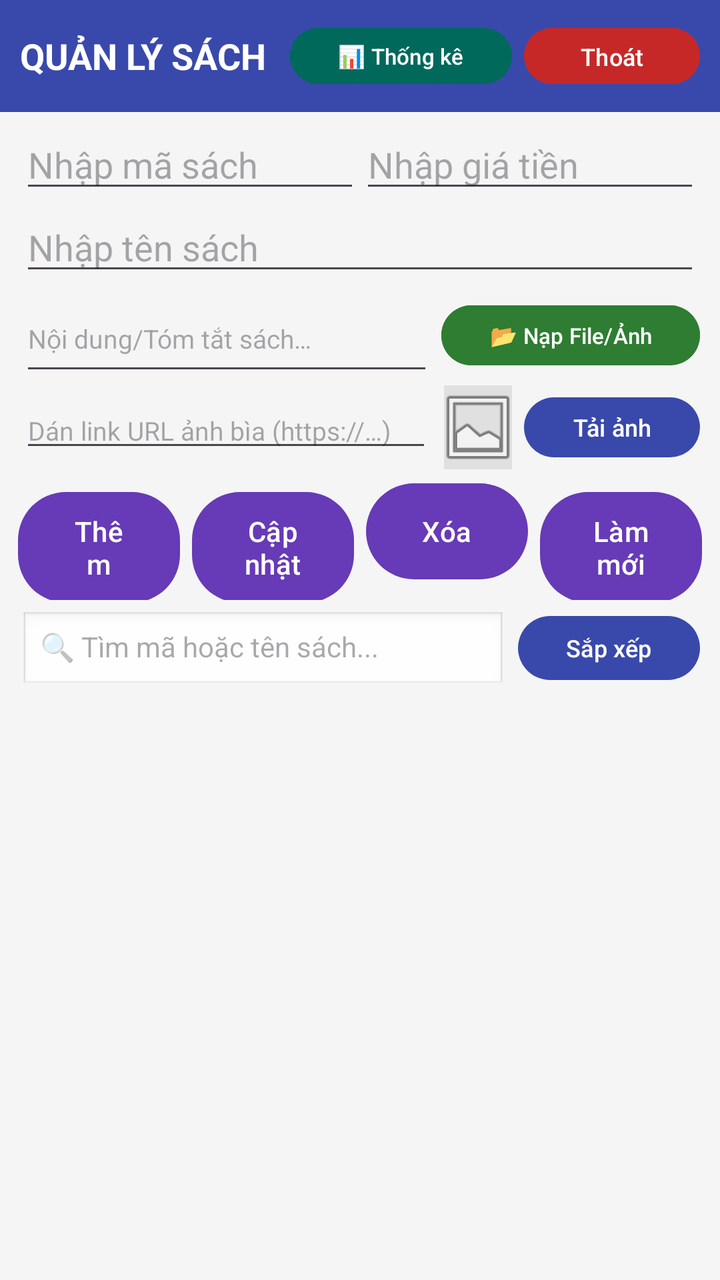
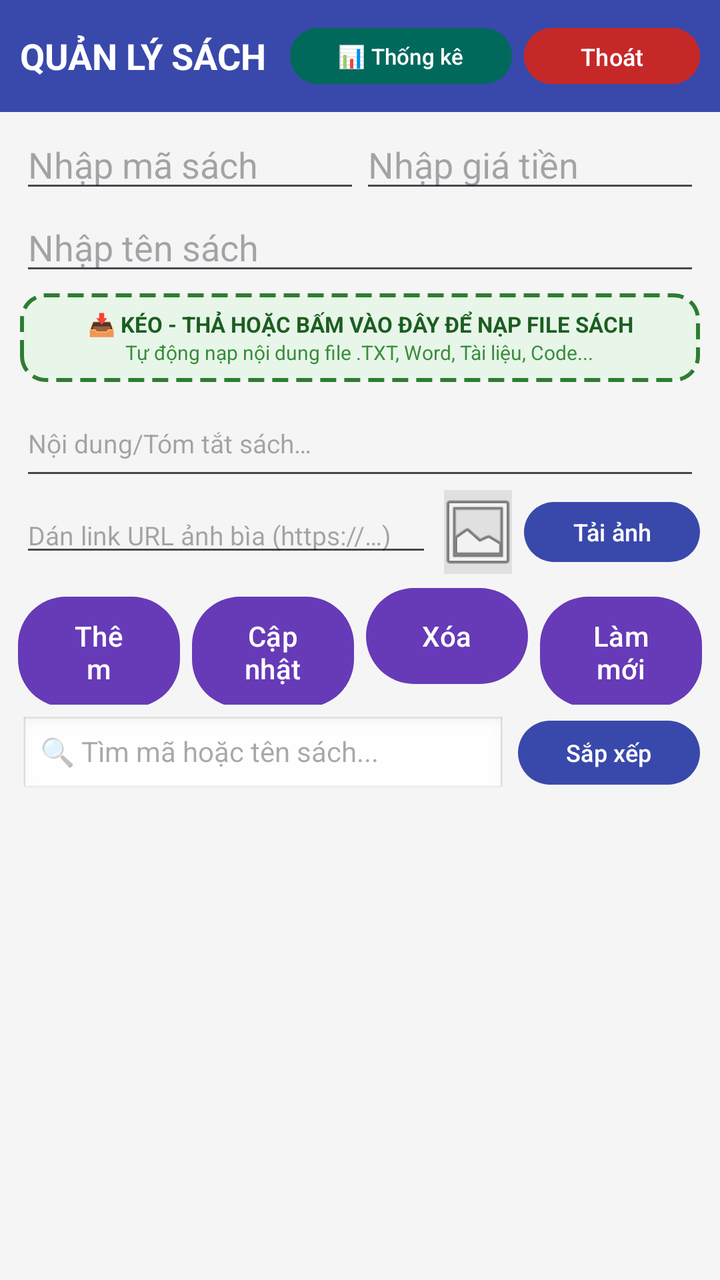

Before-and-after screenshots of an Android layout around one commit, followed by the original layout XML and the change that was made.
<!-- AndroidManifest.xml: application theme Theme.Tieuluanck -->
<!-- res/layout/activity_main.xml -->
<?xml version="1.0" encoding="utf-8"?>
<LinearLayout xmlns:android="http://schemas.android.com/apk/res/android"
    xmlns:app="http://schemas.android.com/apk/res-auto"
    android:id="@+id/main"
    android:layout_width="match_parent"
    android:layout_height="match_parent"
    android:orientation="vertical"
    android:fitsSystemWindows="true"
    android:background="#F5F5F5">

    
    <LinearLayout
        android:layout_width="match_parent"
        android:layout_height="wrap_content"
        android:background="@color/header_background"
        android:gravity="center_vertical"
        android:padding="10dp">

        <TextView
            android:id="@+id/txtquanly"
            android:layout_width="0dp"
            android:layout_height="wrap_content"
            android:layout_weight="1"
            android:text="@string/quan_ly_sach"
            android:textColor="@android:color/white"
            android:textSize="18sp"
            android:textStyle="bold" />

        <Button
            android:id="@+id/btnDashboard"
            android:layout_width="wrap_content"
            android:layout_height="36dp"
            android:text="📊 Thống kê"
            android:textSize="11sp"
            android:backgroundTint="#00695C"
            android:textColor="@android:color/white"
            android:layout_marginEnd="6dp"/>

        <Button
            android:id="@+id/btnLogout"
            android:layout_width="wrap_content"
            android:layout_height="36dp"
            android:text="@string/thoat"
            android:textSize="12sp"
            android:backgroundTint="#C62828"
            android:textColor="@android:color/white"/>
    </LinearLayout>

    
    <LinearLayout
        android:layout_width="match_parent"
        android:layout_height="wrap_content"
        android:orientation="vertical"
        android:paddingHorizontal="10dp"
        android:paddingTop="4dp">

        <LinearLayout
            android:layout_width="match_parent"
            android:layout_height="wrap_content">
            <EditText
                android:id="@+id/edtmasach"
                android:layout_width="0dp"
                android:layout_height="wrap_content"
                android:layout_weight="1"
                android:hint="@string/nhap_ma_sach"
                android:inputType="text"
                android:importantForAutofill="no"/>
            <EditText
                android:id="@+id/edtgia"
                android:layout_width="0dp"
                android:layout_height="wrap_content"
                android:layout_weight="1"
                android:hint="@string/nhap_gia_tien"
                android:inputType="number"
                android:importantForAutofill="no"/>
        </LinearLayout>

        <EditText
            android:id="@+id/edttensach"
            android:layout_width="match_parent"
            android:layout_height="wrap_content"
            android:hint="@string/nhap_ten_sach"
            android:inputType="textCapWords"
            android:importantForAutofill="no"/>

        
        <LinearLayout
            android:layout_width="match_parent"
            android:layout_height="wrap_content"
            android:gravity="center_vertical">

            <EditText
                android:id="@+id/edtNoiDung"
                android:layout_width="0dp"
                android:layout_height="wrap_content"
                android:layout_weight="1"
                android:hint="@string/nhap_noi_dung_hint"
                android:inputType="textMultiLine"
                android:minLines="2"
                android:maxLines="3"
                android:textSize="13sp"
                android:importantForAutofill="no"/>

            <Button
                android:id="@+id/btnImportFile"
                android:layout_width="wrap_content"
                android:layout_height="38dp"
                android:text="📂 Nạp File/Ảnh"
                android:textSize="11sp"
                android:backgroundTint="#2E7D32"
                android:textColor="@android:color/white"
                android:layout_marginStart="4dp"/>
        </LinearLayout>

        
        <LinearLayout
            android:layout_width="match_parent"
            android:layout_height="wrap_content"
            android:gravity="center_vertical"
            android:paddingBottom="4dp">

            <EditText
                android:id="@+id/edtAnhUrl"
                android:layout_width="0dp"
                android:layout_height="wrap_content"
                android:layout_weight="1"
                android:hint="@string/dan_link_url_hint"
                android:inputType="textUri"
                android:singleLine="true"
                android:textSize="13sp"
                android:importantForAutofill="no"/>

            <ImageView
                android:id="@+id/imgPreview"
                android:layout_width="34dp"
                android:layout_height="42dp"
                android:scaleType="centerCrop"
                android:background="#E0E0E0"
                android:src="@android:drawable/ic_menu_gallery"
                android:contentDescription="@string/app_name"
                android:layout_marginHorizontal="6dp"/>

            <Button
                android:id="@+id/btnTaiAnh"
                android:layout_width="wrap_content"
                android:layout_height="38dp"
                android:text="@string/tai_anh"
                android:textSize="12sp"/>
        </LinearLayout>
    </LinearLayout>

    
    <LinearLayout
        android:layout_width="match_parent"
        android:layout_height="wrap_content"
        android:paddingHorizontal="6dp">

        <com.google.android.material.button.MaterialButton
            android:id="@+id/btninsert"
            android:layout_width="0dp"
            android:layout_height="wrap_content"
            android:layout_margin="3dp"
            android:layout_weight="1"
            android:background="@drawable/rounded_button"
            android:text="@string/insert"
            android:textColor="@android:color/white"
            app:backgroundTint="@null" />

        <com.google.android.material.button.MaterialButton
            android:id="@+id/btnupdate"
            android:layout_width="0dp"
            android:layout_height="wrap_content"
            android:layout_margin="3dp"
            android:layout_weight="1"
            android:background="@drawable/rounded_button"
            android:text="@string/update"
            android:textColor="@android:color/white"
            app:backgroundTint="@null" />

        <com.google.android.material.button.MaterialButton
            android:id="@+id/btndelete"
            android:layout_width="0dp"
            android:layout_height="wrap_content"
            android:layout_margin="3dp"
            android:layout_weight="1"
            android:background="@drawable/rounded_button"
            android:text="@string/delete"
            android:textColor="@android:color/white"
            app:backgroundTint="@null" />

        <com.google.android.material.button.MaterialButton
            android:id="@+id/btnquery"
            android:layout_width="0dp"
            android:layout_height="wrap_content"
            android:layout_margin="3dp"
            android:layout_weight="1"
            android:background="@drawable/rounded_button"
            android:text="@string/query"
            android:textColor="@android:color/white"
            app:backgroundTint="@null" />
    </LinearLayout>

    
    <LinearLayout
        android:layout_width="match_parent"
        android:layout_height="wrap_content"
        android:paddingHorizontal="10dp"
        android:paddingVertical="4dp">

        <EditText
            android:id="@+id/edtSearch"
            android:layout_width="0dp"
            android:layout_height="40dp"
            android:layout_weight="1"
            android:hint="@string/tim_kiem_hint"
            android:inputType="text"
            android:importantForAutofill="no"
            android:textSize="14sp"
            android:background="@android:drawable/edit_text"
            android:paddingHorizontal="10dp"/>

        <Button
            android:id="@+id/btnSort"
            android:layout_width="wrap_content"
            android:layout_height="40dp"
            android:layout_marginStart="6dp"
            android:text="@string/sap_xep"
            android:textSize="12sp"/>
    </LinearLayout>

    <ListView
        android:id="@+id/lv"
        android:layout_width="match_parent"
        android:layout_height="0dp"
        android:layout_weight="1"
        android:dividerHeight="4dp" />
</LinearLayout>
<!-- resources referenced by this layout -->
<resources>
  <color name="header_background">#3949AB</color>
  <!-- drawable rounded_button (drawable) -->
  <?xml version="1.0" encoding="utf-8"?>
  <shape xmlns:android="http://schemas.android.com/apk/res/android"
      android:shape="rectangle">
      <solid android:color="#673AB7" />
      <corners android:radius="24dp" />
  </shape>
  <string name="app_name">tieuluanck</string>
  <string name="dan_link_url_hint">Dán link URL ảnh bìa (https://…)</string>
  <string name="delete">Xóa</string>
  <string name="insert">Thêm</string>
  <string name="nhap_gia_tien">Nhập giá tiền</string>
  <string name="nhap_ma_sach">Nhập mã sách</string>
  <string name="nhap_noi_dung_hint">Nội dung/Tóm tắt sách…</string>
  <string name="nhap_ten_sach">Nhập tên sách</string>
  <string name="quan_ly_sach">QUẢN LÝ SÁCH</string>
  <string name="query">Làm mới</string>
  <string name="sap_xep">Sắp xếp</string>
  <string name="tai_anh">Tải ảnh</string>
  <string name="thoat">Thoát</string>
  <string name="tim_kiem_hint">🔍 Tìm mã hoặc tên sách...</string>
  <string name="update">Cập nhật</string>
  <style name="Theme.Tieuluanck" parent="Base.Theme.Tieuluanck" />
  <style name="Base.Theme.Tieuluanck" parent="Theme.Material3.DayNight.NoActionBar">
          <item name="colorPrimary">@color/md_primary</item>
          <item name="colorOnPrimary">@color/md_on_primary</item>
          <item name="colorPrimaryContainer">@color/md_primary_container</item>
          <item name="colorOnPrimaryContainer">@color/md_on_primary_container</item>
          <item name="colorSecondary">@color/md_secondary</item>
          <item name="colorOnSecondary">@color/md_on_secondary</item>
          <item name="colorSecondaryContainer">@color/md_secondary_container</item>
          <item name="colorOnSecondaryContainer">@color/md_on_secondary_container</item>
          <item name="android:colorBackground">@color/md_surface_bg</item>
          <item name="colorSurface">@color/md_surface_card</item>
          <item name="colorSurfaceVariant">@color/md_surface_variant</item>
          <item name="colorOnSurface">@color/md_text_primary</item>
          <item name="colorOnSurfaceVariant">@color/md_text_secondary</item>
          <item name="colorOutline">@color/md_outline</item>
          <item name="android:statusBarColor">@android:color/transparent</item>
          <item name="android:navigationBarColor">@android:color/transparent</item>
      </style>
  <color name="md_primary">#3949AB</color>
  <color name="md_on_primary">#FFFFFF</color>
  <color name="md_primary_container">#E0E4FF</color>
  <color name="md_on_primary_container">#0F1B66</color>
  <color name="md_secondary">#D97706</color>
  <color name="md_on_secondary">#FFFFFF</color>
  <color name="md_secondary_container">#FEF3C7</color>
  <color name="md_on_secondary_container">#78350F</color>
  <color name="md_surface_bg">#F6F7FB</color>
  <color name="md_surface_card">#FFFFFF</color>
  <color name="md_surface_variant">#ECEFF6</color>
  <color name="md_text_primary">#161925</color>
  <color name="md_text_secondary">#5B6275</color>
  <color name="md_outline">#DCE1EE</color>
</resources>

<!-- the commit's change to res/layout/activity_main.xml (unified diff, before → after) -->
@@ -85,32 +85,47 @@
 
         
         <LinearLayout
-            android:layout_width="match_parent"
-            android:layout_height="wrap_content"
-            android:gravity="center_vertical">
-
-            <EditText
-                android:id="@+id/edtNoiDung"
-                android:layout_width="0dp"
-                android:layout_height="wrap_content"
-                android:layout_weight="1"
-                android:hint="@string/nhap_noi_dung_hint"
-                android:inputType="textMultiLine"
-                android:minLines="2"
-                android:maxLines="3"
-                android:textSize="13sp"
-                android:importantForAutofill="no"/>
-
-            <Button
-                android:id="@+id/btnImportFile"
+            android:id="@+id/layoutDropzone"
+            android:layout_width="match_parent"
+            android:layout_height="wrap_content"
+            android:orientation="vertical"
+            android:gravity="center"
+            android:background="@drawable/bg_dropzone_border"
+            android:padding="8dp"
+            android:layout_marginTop="4dp"
+            android:layout_marginBottom="4dp"
+            android:clickable="true"
+            android:focusable="true">
+
+            <TextView
+                android:id="@+id/tvDropzoneTitle"
                 android:layout_width="wrap_content"
-                android:layout_height="38dp"
-                android:text="📂 Nạp File/Ảnh"
+                android:layout_height="wrap_content"
+                android:text="📥 KÉO - THẢ HOẶC BẤM VÀO ĐÂY ĐỂ NẠP FILE SÁCH"
+                android:textColor="#1B5E20"
                 android:textSize="11sp"
-                android:backgroundTint="#2E7D32"
-                android:textColor="@android:color/white"
-                android:layout_marginStart="4dp"/>
+                android:textStyle="bold"
+                android:gravity="center" />
+
+            <TextView
+                android:layout_width="wrap_content"
+                android:layout_height="wrap_content"
+                android:text="Tự động nạp nội dung file .TXT, Word, Tài liệu, Code..."
+                android:textColor="#388E3C"
+                android:textSize="10sp"
+                android:gravity="center" />
         </LinearLayout>
+
+        <EditText
+            android:id="@+id/edtNoiDung"
+            android:layout_width="match_parent"
+            android:layout_height="wrap_content"
+            android:hint="@string/nhap_noi_dung_hint"
+            android:inputType="textMultiLine"
+            android:minLines="2"
+            android:maxLines="3"
+            android:textSize="13sp"
+            android:importantForAutofill="no"/>
 
         
         <LinearLayout
<!-- resource entries referenced after the edit -->
@@ -1,6 +1,18 @@
 <!-- resources referenced by this layout -->
 <resources>
   <color name="header_background">#3949AB</color>
+  <!-- drawable bg_dropzone_border (drawable) -->
+  <?xml version="1.0" encoding="utf-8"?>
+  <shape xmlns:android="http://schemas.android.com/apk/res/android"
+      android:shape="rectangle">
+      <solid android:color="#E8F5E9" />
+      <stroke
+          android:width="2dp"
+          android:color="#2E7D32"
+          android:dashWidth="8dp"
+          android:dashGap="4dp" />
+      <corners android:radius="12dp" />
+  </shape>
   <!-- drawable rounded_button (drawable) -->
   <?xml version="1.0" encoding="utf-8"?>
   <shape xmlns:android="http://schemas.android.com/apk/res/android"
